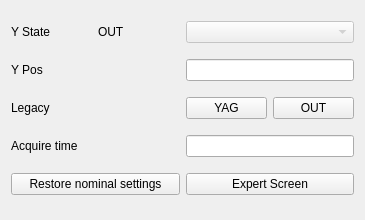
Before: the Qt Designer form PPM_screen/Imager_controls.ui in mseaberg/PPM_screen, drawn with Qt 5.
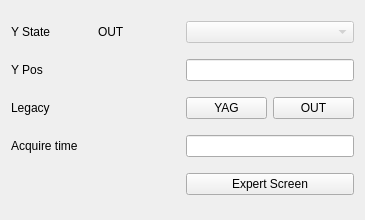
After: the same form once the commit is applied. Custom widgets are drawn as their Qt base class.

```diff
--- a/PPM_screen/Imager_controls.ui
+++ b/PPM_screen/Imager_controls.ui
@@ -216,19 +216,6 @@
      </property>
     </widget>
    </item>
-   <item row="4" column="0" colspan="2">
-    <widget class="QPushButton" name="nominalButton">
-     <property name="minimumSize">
-      <size>
-       <width>165</width>
-       <height>0</height>
-      </size>
-     </property>
-     <property name="text">
-      <string>Restore nominal settings</string>
-     </property>
-    </widget>
-   </item>
    <item row="4" column="2" colspan="2">
     <widget class="QPushButton" name="expertButton">
      <property name="text">
```
